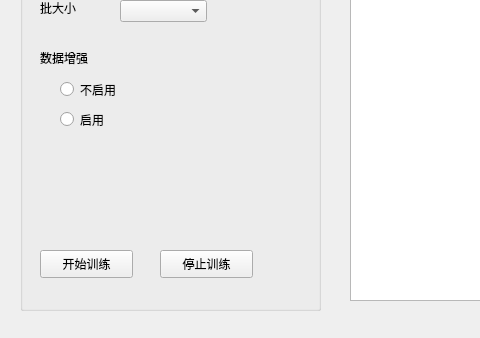
The window that untitled.ui (cea56/PYQT5learn) describes before a commit, drawn with Qt 5; both pictures show x 0 to 480 and y 380 to 718 of the 1221 by 718 pixel window.
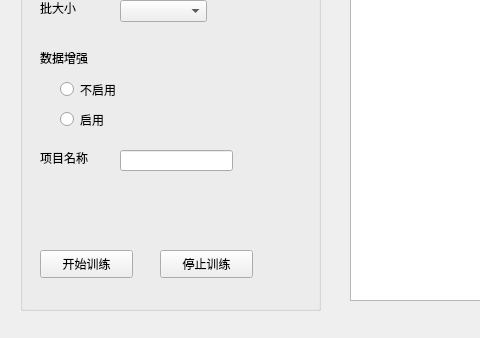
The same window after the commit.

Commit message: 切换至pyside6

```diff
--- a/untitled.ui
+++ b/untitled.ui
@@ -285,6 +285,29 @@
      <string>停止训练</string>
     </property>
    </widget>
+   <widget class="QLabel" name="label_8">
+    <property name="geometry">
+     <rect>
+      <x>20</x>
+      <y>500</y>
+      <width>72</width>
+      <height>15</height>
+     </rect>
+    </property>
+    <property name="text">
+     <string>项目名称</string>
+    </property>
+   </widget>
+   <widget class="QLineEdit" name="lineEdit_2">
+    <property name="geometry">
+     <rect>
+      <x>100</x>
+      <y>500</y>
+      <width>113</width>
+      <height>21</height>
+     </rect>
+    </property>
+   </widget>
   </widget>
   <widget class="QTextEdit" name="textEdit">
    <property name="geometry">
```
The commit also changes 1 other file.
